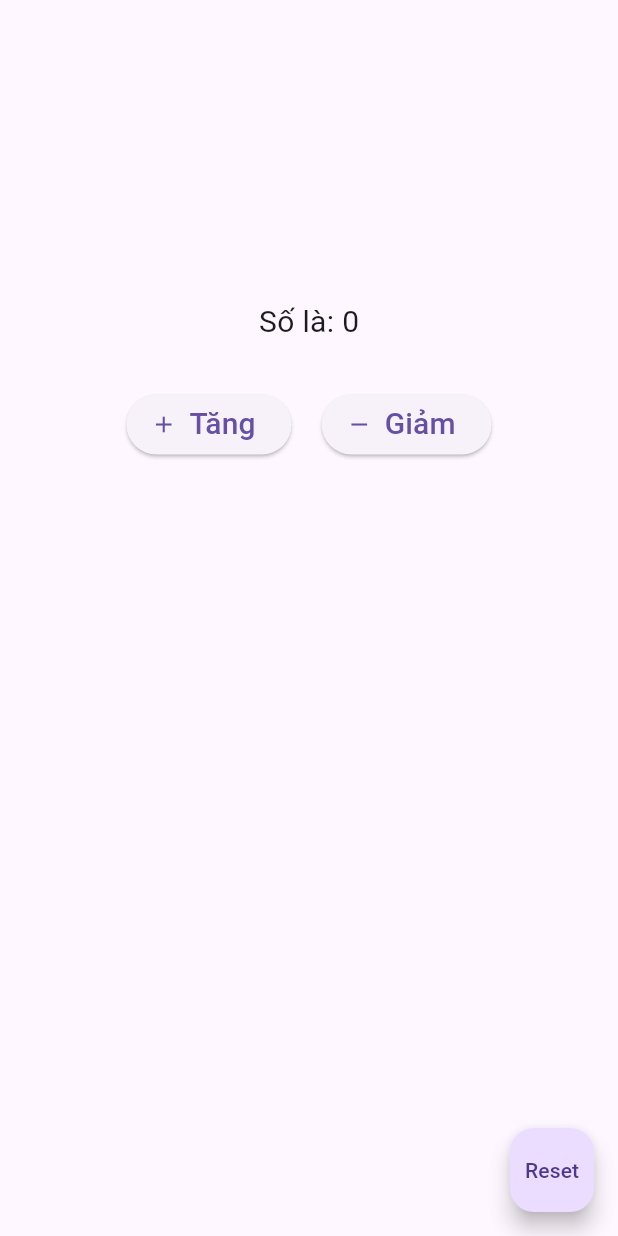
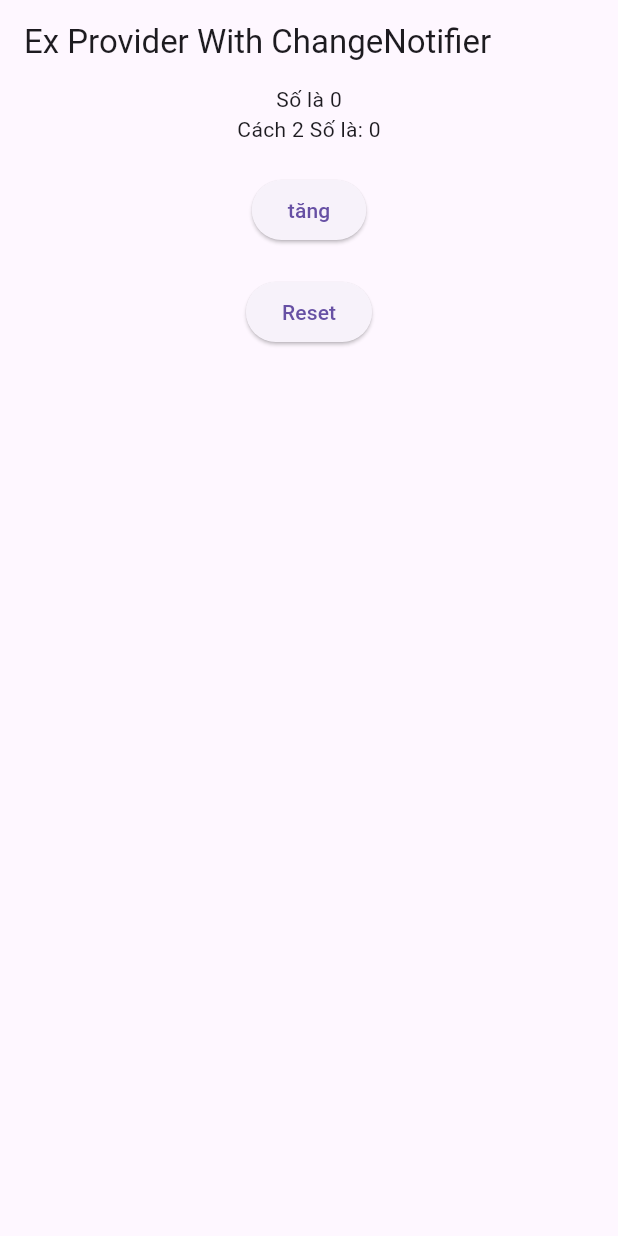
Before and after one commit to Do2304/testFlutter, a Flutter app: the screen it shows after launch, on a phone screen of 412 x 824 dp. Run offline on Flutter 3.47's test engine with Material 3 defaults, Android fonts, the phone set to English and light mode, and no system bars.

Commit message:
learn management state provider with changeNotifier

```diff
--- a/test_flutter/lib/main.dart
+++ b/test_flutter/lib/main.dart
@@ -1,5 +1,6 @@
 import 'package:flutter/material.dart';
 import 'package:http/http.dart' as http;
+import 'package:provider/provider.dart';
 import 'dart:convert';
 import './navigation/animateAWidgetAcrossScreens/twoScreens.dart';
 import './navigation/navigateWithNamedRoutes/threeScreens.dart';
@@ -8,9 +9,12 @@ import './navigation/sendDataToANewScreen/sendDatatoScreenNew.dart';
 import './navigation/returnData/returnData.dart';
 import './navigation/parseArgNameRoute/partArgNameRoute.dart';
 import './stateManagement/Ex1_StateFulWidget.dart';
+import './stateManagement/Ex2_ProviderWithChangeNotifier.dart';
 
 void main() {
-  runApp(const MyApp());
+  runApp(
+    ChangeNotifierProvider(create: (_) => Counter(), child: const MyApp()),
+  );
 }
 
 class MyApp extends StatelessWidget {
@@ -46,7 +50,7 @@ class MyApp extends StatelessWidget {
       //   assert(false, 'Need to implement ${settings.name}');
       //   return null;
       // },
-      home: const Ex1Statefulwidget(),
+      home: const Ex2Statefulwidget(),
       // home: TodosScreen(
       //   todos: List.generate(
       //     20,
--- /dev/null
+++ b/test_flutter/lib/stateManagement/Ex2_ProviderWithChangeNotifier.dart
@@ -0,0 +1,58 @@
+import 'package:flutter/material.dart';
+import 'package:provider/provider.dart';
+
+class Counter with ChangeNotifier {
+  int _count = 0;
+  int get count => _count;
+
+  void increment() {
+    _count++;
+    notifyListeners();
+  }
+
+  void reset() {
+    _count = 0;
+    notifyListeners();
+  }
+}
+
+class Ex2Statefulwidget extends StatefulWidget {
+  const Ex2Statefulwidget({super.key});
+  @override
+  State<Ex2Statefulwidget> createState() => _Ex2StatefulwidgetState();
+}
+
+class _Ex2StatefulwidgetState extends State<Ex2Statefulwidget> {
+  @override
+  Widget build(BuildContext context) {
+    return Scaffold(
+      appBar: AppBar(title: Text("Ex Provider With ChangeNotifier")),
+      body: Center(
+        child: Column(
+          children: [
+            Consumer<Counter>(
+              builder: (context, value, child) {
+                return Text("Số là ${value.count}");
+              },
+            ),
+            Text("Cách 2 Số là: ${context.watch<Counter>().count}"),
+            SizedBox(height: 20),
+            ElevatedButton(
+              onPressed: () {
+                context.read<Counter>().increment();
+              },
+              child: Text("tăng"),
+            ),
+            SizedBox(height: 20),
+            ElevatedButton(
+              onPressed: () {
+                context.read<Counter>().reset();
+              },
+              child: Text("Reset"),
+            ),
+          ],
+        ),
+      ),
+    );
+  }
+}
--- a/test_flutter/pubspec.yaml
+++ b/test_flutter/pubspec.yaml
@@ -35,6 +35,7 @@ dependencies:
   # Use with the CupertinoIcons class for iOS style icons.
   cupertino_icons: ^1.0.8
   http: ^1.4.0
+  provider: ^6.1.5
 
 dev_dependencies:
   flutter_test:
```
Also changed, not shown: test_flutter/pubspec.lock.
